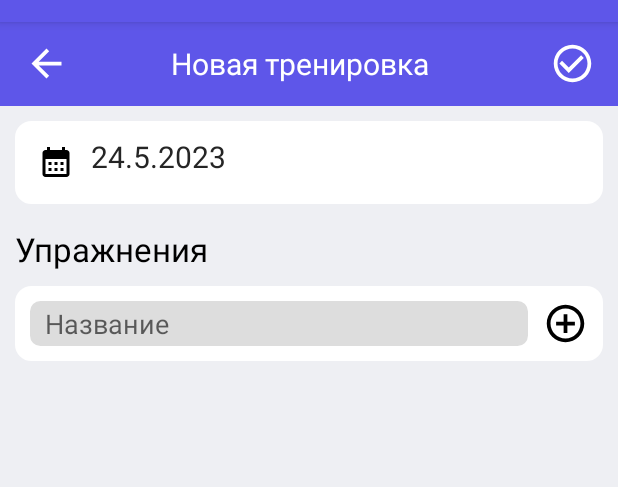
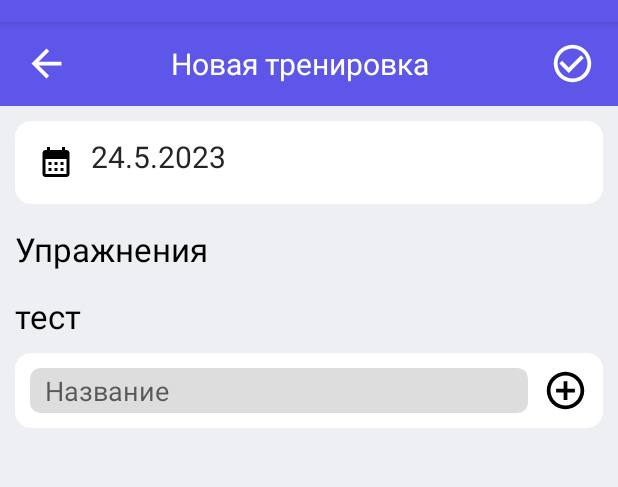
Before and after one commit to keramicheskiy/ExerciseBook, an Android app: the screen it shows after launch once a user with an empty profile is signed in (MainActivity), on a phone screen of 412 x 824 dp, the part 62-549 px from its top. Run offline under Robolectric (Android 15) with nearby library versions, the phone set to English and light mode, and no system bars; our stand-ins replace Firebase (no records; nobody signed in at launch, a user with empty details on screens opened directly).

Commit message:
fix adding workout fragment

```diff
--- a/app/src/main/java/com/example/exercisebook/AddingWorkoutFragment.kt
+++ b/app/src/main/java/com/example/exercisebook/AddingWorkoutFragment.kt
@@ -61,7 +61,8 @@ class AddingWorkoutFragment
         }
 
         binding.done.setOnClickListener {
-            binding.date.text = mListOfExercises.toString()
+            binding.uExercises.text = mListOfExercises.toString()
+            binding.u2.text = mMapOfExercisesWithAttempts.toString()
         }
 
         binding.addExercise.setOnClickListener {
--- a/app/src/main/java/com/example/exercisebook/Utils/FireStoreClass.kt
+++ b/app/src/main/java/com/example/exercisebook/Utils/FireStoreClass.kt
@@ -110,5 +110,9 @@ class FireStoreClass {
 //
 //    }
 
+    fun addNewWorkoutToCollections() {
+
+    }
+
 
 }
--- a/app/src/main/res/layout/adding_workout_fragment.xml
+++ b/app/src/main/res/layout/adding_workout_fragment.xml
@@ -128,6 +128,21 @@
         app:layout_constraintStart_toStartOf="parent"
         app:layout_constraintEnd_toEndOf="parent"
         />
+    <TextView
+        android:id="@+id/u_2"
+        android:layout_width="match_parent"
+        android:layout_height="wrap_content"
+        android:text="тест"
+        android:textSize="22dp"
+        android:textColor="@color/black"
+        android:layout_marginStart="10dp"
+        android:layout_marginEnd="10dp"
+        android:layout_marginTop="15dp"
+        android:layout_marginBottom="15dp"
+        app:layout_constraintTop_toBottomOf="@+id/u_exercises"
+        app:layout_constraintStart_toStartOf="parent"
+        app:layout_constraintEnd_toEndOf="parent"
+        />
 
     <LinearLayout
         android:id="@+id/ll_addingExercises"
@@ -135,7 +150,7 @@
         android:layout_height="50dp"
         app:layout_constraintStart_toStartOf="parent"
         app:layout_constraintEnd_toEndOf="parent"
-        app:layout_constraintTop_toBottomOf="@+id/u_exercises"
+        app:layout_constraintTop_toBottomOf="@+id/u_2"
         android:layout_margin="10dp"
         android:background="@drawable/white_block"
         android:orientation="horizontal"
--- a/app/src/main/res/layout/exercise_item.xml
+++ b/app/src/main/res/layout/exercise_item.xml
@@ -80,6 +80,7 @@
             android:layout_width="wrap_content"
             android:layout_height="30dp"
             android:hint="weight"
+            android:inputType="number"
             android:paddingStart="10dp"
             android:paddingEnd="10dp"
             android:layout_marginStart="10dp"
@@ -95,6 +96,7 @@
             android:layout_width="wrap_content"
             android:layout_height="30dp"
             android:hint="amount"
+            android:inputType="number"
             android:paddingStart="10dp"
             android:paddingEnd="10dp"
             android:layout_marginEnd="10dp"
```
Also changed, not shown: app/src/main/java/com/example/exercisebook/Adapters/ListOfExercisesAdapter.kt (+30 -24 lines).
